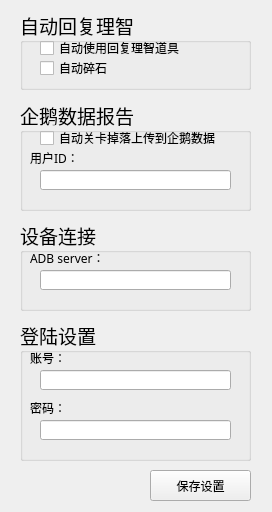
Before: the Qt Designer form 源UI文件/settings.ui in CubeSugarCheese/AAH_gui, drawn with Qt 5.
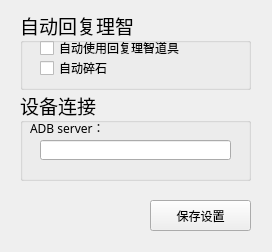
After: the same form once the commit is applied.

What changed in the file:
```diff
--- a/源UI文件/settings.ui
+++ b/源UI文件/settings.ui
@@ -7,7 +7,7 @@
     <x>0</x>
     <y>0</y>
     <width>272</width>
-    <height>512</height>
+    <height>252</height>
    </rect>
   </property>
   <property name="windowTitle">
@@ -75,7 +75,7 @@
     <property name="geometry">
      <rect>
       <x>20</x>
-      <y>220</y>
+      <y>90</y>
       <width>231</width>
       <height>91</height>
      </rect>
@@ -133,7 +133,7 @@
     <property name="geometry">
      <rect>
       <x>150</x>
-      <y>470</y>
+      <y>200</y>
       <width>101</width>
       <height>31</height>
      </rect>
@@ -148,180 +148,6 @@
      <string>保存设置</string>
     </property>
    </widget>
-   <widget class="QGroupBox" name="loginGroupBox">
-    <property name="geometry">
-     <rect>
-      <x>20</x>
-      <y>320</y>
-      <width>231</width>
-      <height>141</height>
-     </rect>
-    </property>
-    <property name="font">
-     <font>
-      <family>微软雅黑</family>
-      <pointsize>14</pointsize>
-     </font>
-    </property>
-    <property name="title">
-     <string>登陆设置</string>
-    </property>
-    <widget class="QLabel" name="Label">
-     <property name="geometry">
-      <rect>
-       <x>10</x>
-       <y>30</y>
-       <width>71</width>
-       <height>16</height>
-      </rect>
-     </property>
-     <property name="font">
-      <font>
-       <family>微软雅黑</family>
-       <pointsize>9</pointsize>
-       <stylestrategy>PreferDefault</stylestrategy>
-      </font>
-     </property>
-     <property name="text">
-      <string>账号：</string>
-     </property>
-    </widget>
-    <widget class="QLineEdit" name="account">
-     <property name="geometry">
-      <rect>
-       <x>20</x>
-       <y>50</y>
-       <width>191</width>
-       <height>20</height>
-      </rect>
-     </property>
-     <property name="font">
-      <font>
-       <family>微软雅黑</family>
-       <pointsize>10</pointsize>
-      </font>
-     </property>
-     <property name="text">
-      <string/>
-     </property>
-    </widget>
-    <widget class="QLineEdit" name="password">
-     <property name="geometry">
-      <rect>
-       <x>20</x>
-       <y>100</y>
-       <width>191</width>
-       <height>20</height>
-      </rect>
-     </property>
-     <property name="font">
-      <font>
-       <family>微软雅黑</family>
-       <pointsize>10</pointsize>
-      </font>
-     </property>
-     <property name="text">
-      <string/>
-     </property>
-    </widget>
-    <widget class="QLabel" name="Label_2">
-     <property name="geometry">
-      <rect>
-       <x>10</x>
-       <y>80</y>
-       <width>71</width>
-       <height>16</height>
-      </rect>
-     </property>
-     <property name="font">
-      <font>
-       <family>微软雅黑</family>
-       <pointsize>9</pointsize>
-       <stylestrategy>PreferDefault</stylestrategy>
-      </font>
-     </property>
-     <property name="text">
-      <string>密码：</string>
-     </property>
-    </widget>
-   </widget>
-   <widget class="QGroupBox" name="penguinReportgGroupBox">
-    <property name="geometry">
-     <rect>
-      <x>20</x>
-      <y>100</y>
-      <width>231</width>
-      <height>111</height>
-     </rect>
-    </property>
-    <property name="font">
-     <font>
-      <family>微软雅黑</family>
-      <pointsize>14</pointsize>
-     </font>
-    </property>
-    <property name="title">
-     <string>企鹅数据报告</string>
-    </property>
-    <widget class="QCheckBox" name="penguinReportCheckBox">
-     <property name="geometry">
-      <rect>
-       <x>20</x>
-       <y>30</y>
-       <width>191</width>
-       <height>16</height>
-      </rect>
-     </property>
-     <property name="font">
-      <font>
-       <family>微软雅黑</family>
-       <pointsize>9</pointsize>
-      </font>
-     </property>
-     <property name="text">
-      <string>自动关卡掉落上传到企鹅数据</string>
-     </property>
-    </widget>
-    <widget class="QLabel" name="label">
-     <property name="geometry">
-      <rect>
-       <x>10</x>
-       <y>50</y>
-       <width>71</width>
-       <height>16</height>
-      </rect>
-     </property>
-     <property name="font">
-      <font>
-       <family>微软雅黑</family>
-       <pointsize>9</pointsize>
-       <stylestrategy>PreferDefault</stylestrategy>
-      </font>
-     </property>
-     <property name="text">
-      <string>用户ID：</string>
-     </property>
-    </widget>
-    <widget class="QLineEdit" name="reporterID">
-     <property name="geometry">
-      <rect>
-       <x>20</x>
-       <y>70</y>
-       <width>191</width>
-       <height>20</height>
-      </rect>
-     </property>
-     <property name="font">
-      <font>
-       <family>微软雅黑</family>
-       <pointsize>10</pointsize>
-      </font>
-     </property>
-     <property name="text">
-      <string/>
-     </property>
-    </widget>
-   </widget>
   </widget>
  </widget>
  <resources/>
```
